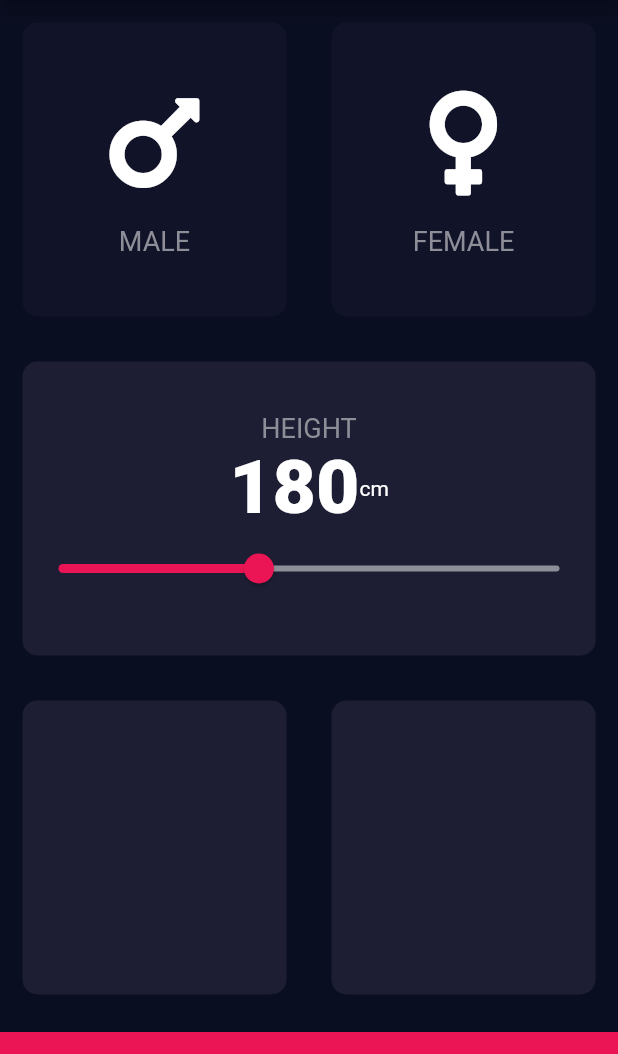
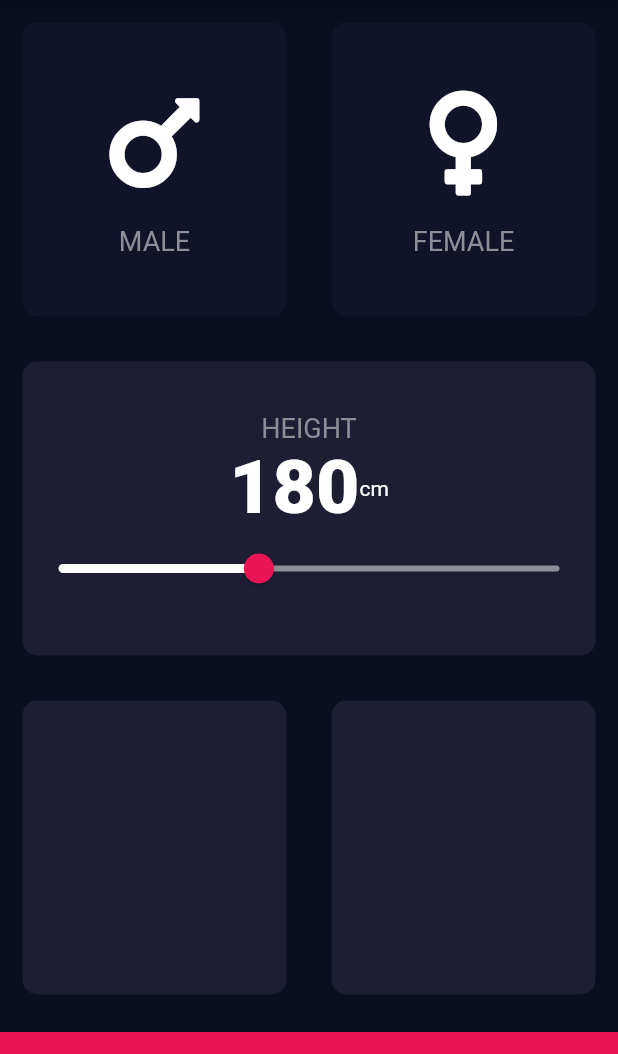
Before and after one commit to Aashu-Jha/bmi_caluculator, a Flutter app: the screen it shows after launch, on a phone screen of 412 x 824 dp, the part 84-1138 px from its top. Run offline on Flutter 3.47's test engine with Material 2 defaults, Android fonts, the phone set to English and light mode, and no system bars; our stand-ins replace font_awesome_flutter.

Commit message:
style: change sliderTheme

```diff
--- a/lib/input_page.dart
+++ b/lib/input_page.dart
@@ -72,17 +72,25 @@ class _InputPageState extends State<InputPage> {
                       Text('cm'),
                     ],
                   ),
-                  Slider(
+                  SliderTheme(
+                    data: SliderTheme.of(context).copyWith(
+                      activeTrackColor: Colors.white,
+                      inactiveTrackColor: Color(0xff8D8E98),
+                      thumbColor: Color(0xffEB1555),
+                      thumbShape: RoundSliderThumbShape(enabledThumbRadius: 10.0),
+                      overlayColor: Color(0x29eb1555),
+
+                    ),
+                    child: Slider(
                         value: height.toDouble(),
                         min: 100.0,
                         max: 300.0,
-                      activeColor: Color(0xffEB1555),
-                      inactiveColor: Color(0xff8D8E98),
                         onChanged: (double newValue) {
                           setState(() {
                             height = newValue.round();
                           });
                         },
+                    ),
                   ),
                 ],
               ),)),
```
Lines whose indentation alone changed are shown as unchanged.
